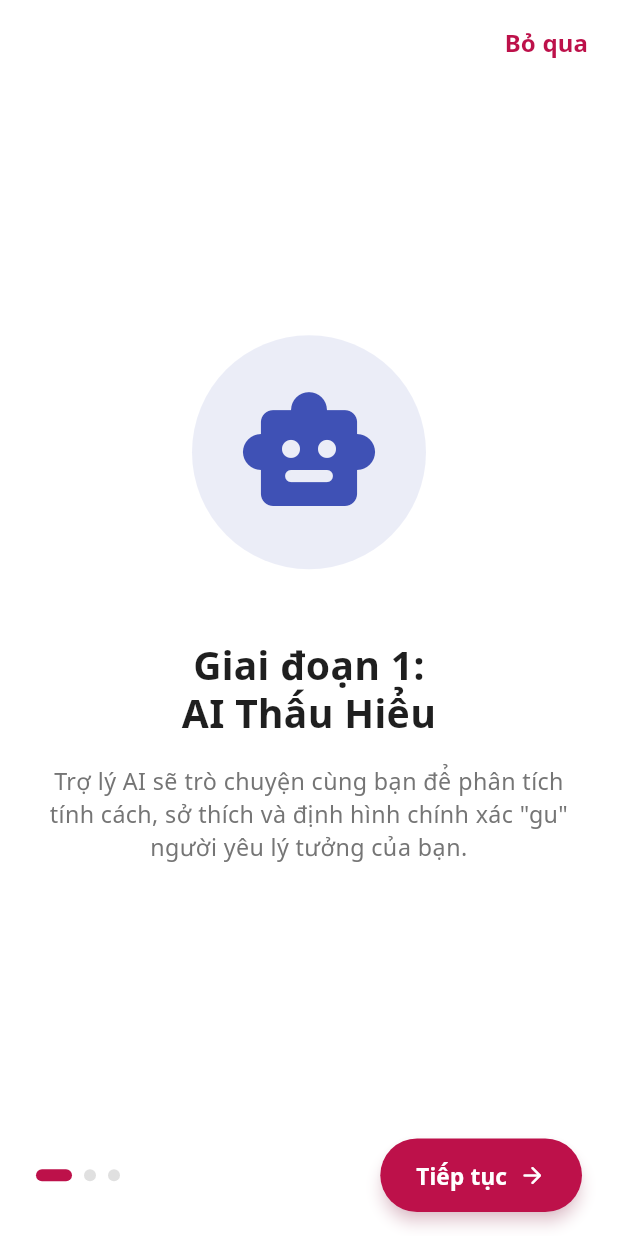
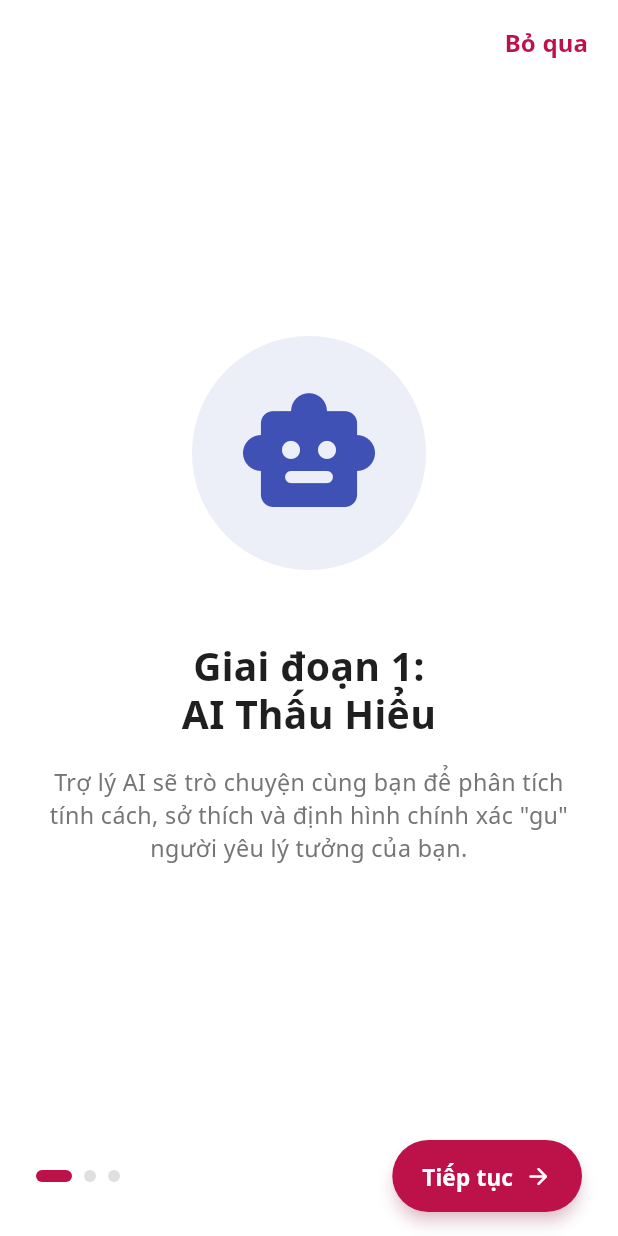
Before and after one commit to peggy2402/fatelink, a Flutter app: the screen it shows after launch, on a phone screen of 412 x 824 dp. Run offline on Flutter 3.47's test engine with Material 3 defaults, Android fonts, the phone set to English and light mode, and no system bars; our stand-ins replace easy_localization, equatable, firebase_core, firebase_messaging, flutter_bloc, flutter_secure_storage and 8 more; missing offline and left inert: flutter_zalo; accounts and stored records are empty; project files that could hold a hidden picture were left out.

Commit message:
fix(responsive): group (c) widgets - onboarding, menu drawer, profile and timer cleanups

```diff
--- a/fatelinkfe/lib/presentation/screens/explore/explore_screen.dart
+++ b/fatelinkfe/lib/presentation/screens/explore/explore_screen.dart
@@ -390,6 +390,7 @@ class _FloatingNodeState extends State<_FloatingNode>
     with SingleTickerProviderStateMixin {
   late AnimationController _floatController;
   late Animation<double> _floatAnimation;
+  Timer? _delayTimer;
 
   @override
   void initState() {
@@ -403,7 +404,7 @@ class _FloatingNodeState extends State<_FloatingNode>
       CurvedAnimation(parent: _floatController, curve: Curves.easeInOut),
     );
 
-    Timer(widget.animationDelay, () {
+    _delayTimer = Timer(widget.animationDelay, () {
       if (mounted) {
         _floatController.repeat(reverse: true);
       }
@@ -412,6 +413,7 @@ class _FloatingNodeState extends State<_FloatingNode>
 
   @override
   void dispose() {
+    _delayTimer?.cancel();
     _floatController.dispose();
     super.dispose();
   }
--- a/fatelinkfe/lib/presentation/screens/onboarding/onboarding_screen.dart
+++ b/fatelinkfe/lib/presentation/screens/onboarding/onboarding_screen.dart
@@ -1,7 +1,7 @@
 import 'package:flutter/material.dart';
 import 'package:fatelinkfe/core/constants/app_colors.dart';
+import 'package:fatelinkfe/core/responsive/responsive.dart';
 import 'package:shared_preferences/shared_preferences.dart';
-import 'package:fatelinkfe/presentation/screens/login/login_screen.dart';
 
 class OnboardingScreen extends StatefulWidget {
   const OnboardingScreen({super.key});
@@ -126,6 +126,8 @@ class _OnboardingScreenState extends State<OnboardingScreen> {
         return SingleChildScrollView(
           physics: const BouncingScrollPhysics(),
           padding: const EdgeInsets.symmetric(horizontal: 32.0, vertical: 8.0),
+          child: ResponsiveCenter(
+            maxWidth: 540,
             child: ConstrainedBox(
               constraints: BoxConstraints(minHeight: constraints.maxHeight - 16),
               child: Column(
@@ -142,7 +144,7 @@ class _OnboardingScreenState extends State<OnboardingScreen> {
                         child: Container(
                           padding: EdgeInsets.all(iconPadding),
                           decoration: BoxDecoration(
-                          color: (data['color'] as Color).withOpacity(0.1),
+                            color: (data['color'] as Color).withValues(alpha: 0.1),
                             shape: BoxShape.circle,
                           ),
                           child: Icon(data['icon'] as IconData, size: iconSize, color: data['color'] as Color),
@@ -174,19 +176,23 @@ class _OnboardingScreenState extends State<OnboardingScreen> {
                 ],
               ),
             ),
+          ),
         );
       },
     );
   }
 
   Widget _buildBottomSection() {
-    return Padding(
+    return ResponsiveCenter(
+      maxWidth: 540,
+      child: Padding(
         padding: const EdgeInsets.symmetric(horizontal: 24.0, vertical: 16.0),
         child: Row(
           mainAxisAlignment: MainAxisAlignment.spaceBetween,
           children: [
             // Custom Dots Indicator
             Row(
+              mainAxisSize: MainAxisSize.min,
               children: List.generate(
                 _onboardingData.length,
                 (index) => AnimatedContainer(
@@ -203,30 +209,37 @@ class _OnboardingScreenState extends State<OnboardingScreen> {
                 ),
               ),
             ),
+            const SizedBox(width: 12),
 
             // Nút Tiếp Tục / Đồng Ý
-          ElevatedButton(
+            Flexible(
+              child: ElevatedButton(
                 onPressed: _onNext,
                 style: ElevatedButton.styleFrom(
                   backgroundColor: AppColors.primary,
-              padding: const EdgeInsets.symmetric(horizontal: 24, vertical: 14),
+                  minimumSize: const Size(48, 48),
+                  padding: const EdgeInsets.symmetric(horizontal: 20, vertical: 12),
                   shape: RoundedRectangleBorder(
                     borderRadius: BorderRadius.circular(30),
                   ),
                   elevation: 4,
-              shadowColor: AppColors.primary.withOpacity(0.4),
+                  shadowColor: AppColors.primary.withValues(alpha: 0.4),
                 ),
                 child: Row(
                   mainAxisSize: MainAxisSize.min,
                   children: [
-                Text(
+                    Flexible(
+                      child: Text(
                         _currentPage == _onboardingData.length - 1
                             ? 'Tôi Đồng Ý'
                             : 'Tiếp tục',
+                        maxLines: 1,
+                        overflow: TextOverflow.ellipsis,
                         style: const TextStyle(
                           fontSize: 15,
                           fontWeight: FontWeight.bold,
                           color: Colors.white,
+                        ),
                       ),
                     ),
                     if (_currentPage != _onboardingData.length - 1) ...[
@@ -240,7 +253,9 @@ class _OnboardingScreenState extends State<OnboardingScreen> {
                   ],
                 ),
               ),
+            ),
           ],
+        ),
       ),
     );
   }
```
Also changed, not shown: fatelinkfe/lib/presentation/screens/profile/edit_profile_screen.dart (+20 -5 lines), fatelinkfe/lib/presentation/screens/profile/profile_screen.dart (+30 -7 lines), fatelinkfe/lib/presentation/widgets/floating_ai_bubble.dart (+7 -2 lines), fatelinkfe/lib/presentation/widgets/menu.dart (+20 -8 lines), 1 other file. Lines whose indentation alone changed are shown as unchanged.
